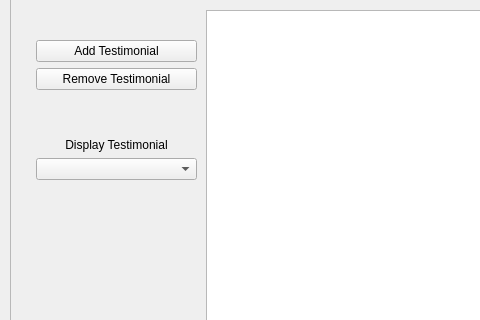
Before: the Qt Designer form forms/MainWindow.ui in tigerjpg/cybersecurity, drawn with Qt 5; both pictures show x 0 to 480 and y 118 to 438 of the 800 by 600 pixel window.
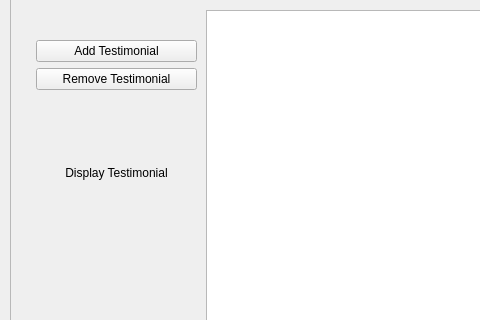
After: the same form once the commit is applied. The open tabs and pages were chosen to show the change.

Commit message: [#61] add 'approve testimonial' button

What changed in the file:
```diff
--- a/forms/MainWindow.ui
+++ b/forms/MainWindow.ui
@@ -687,9 +687,6 @@
             </property>
            </widget>
           </item>
-          <item>
-           <widget class="QComboBox" name="testimonial_display_comboBox"/>
-          </item>
          </layout>
         </widget>
        </widget>
```
Left out of the diff: 2 changed lines with no effect on the pictures.
